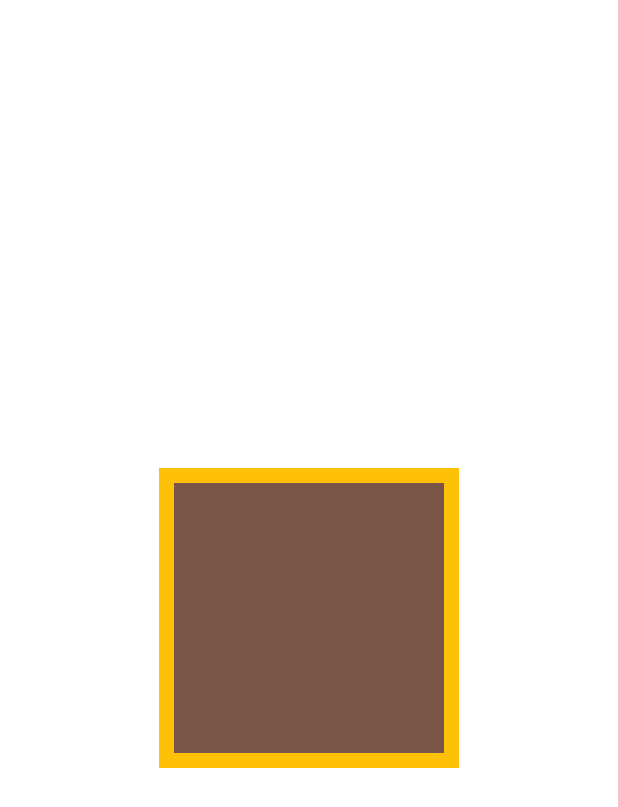
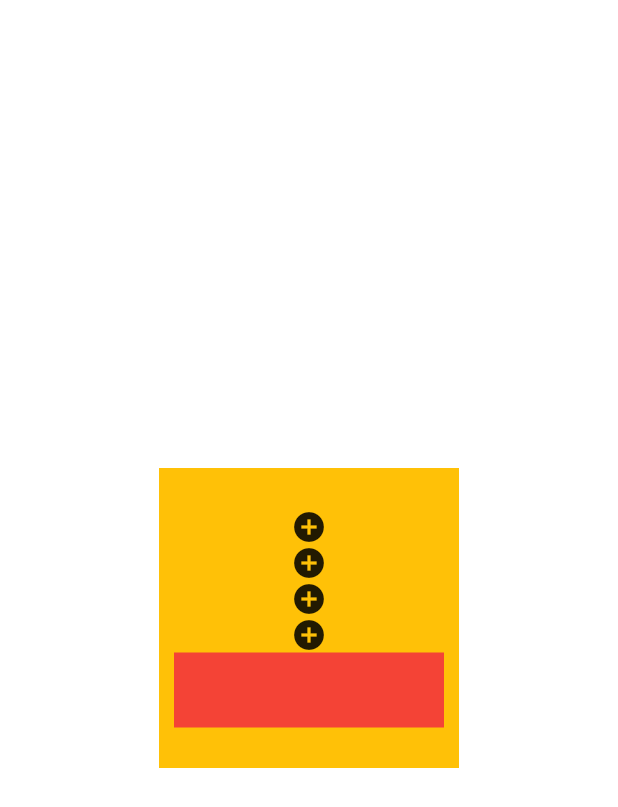
Before and after one commit to ahmad952/hallo_flutter, a Flutter app: the screen it shows after launch, on a phone screen of 412 x 824 dp. Shown: the top 807 px of the screen. Run offline on Flutter 3.47's test engine with Material 2 defaults, Android fonts, the phone set to English and light mode, and no system bars.

Commit message:
Row Column

```diff
--- a/lib/test_secreen.dart
+++ b/lib/test_secreen.dart
@@ -1,13 +1,8 @@
 import 'dart:math';
 
 import 'package:flutter/material.dart';
-final ContainerGeneretor = ()=> Container(
-  width: 50,
-  height: 50,
-  color: Colors.primaries[Random().nextInt(Colors.primaries.length)],
-)
 
-;
+
 
 class TestScreen extends StatelessWidget{
   @override
@@ -21,25 +16,19 @@ class TestScreen extends StatelessWidget{
           height: 200,
           padding: EdgeInsets.all(10),
           color:  Colors.amber,
-          child: ListView(// leasy also die zeigt contener die in ansicht ist
-          scrollDirection: Axis.horizontal,  // horizeotal scrolle
-            children: [
-              ContainerGeneretor(),
-              ContainerGeneretor(),
-              ContainerGeneretor(),
-              ContainerGeneretor(),
-              ContainerGeneretor(),
-              ContainerGeneretor(),
-              ContainerGeneretor(),
-
-
-            ],
-
-          ),
+          child: //Row
+           Column(mainAxisAlignment: MainAxisAlignment.center,
+            crossAxisAlignment: CrossAxisAlignment.stretch,children: [
+            Icon(Icons.add_circle),
+            Icon(Icons.add_circle),
+            Icon(Icons.add_circle),
+            Icon(Icons.add_circle),
+            Container(color:Colors.red , height: 50,width: 50,)
+           ],  // macht die Container strtch wie grosse Continer
+          )
       ),
       )
-    );
-    throw UnimplementedError();
+    );throw UnimplementedError();
   }
 
 
```
